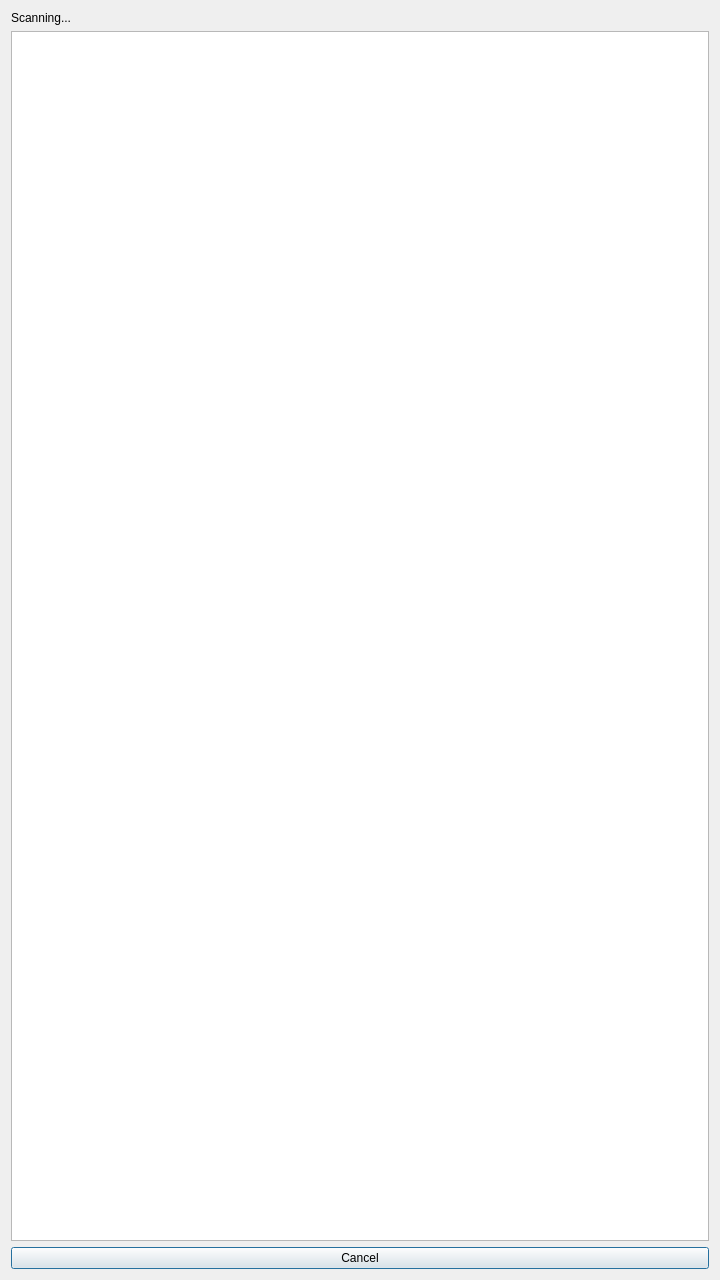
First picture: the form in remoteselector.ui, repository dbuhon/KeepItSecret, before the edit.
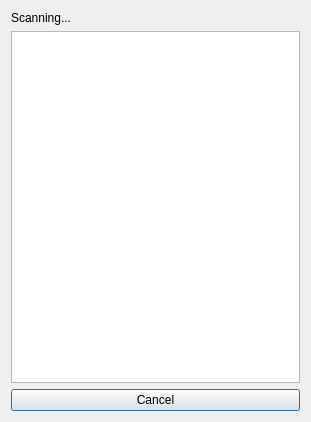
Second picture: the form after the edit.

The edit to the form file:
```diff
--- a/remoteselector.ui
+++ b/remoteselector.ui
@@ -6,8 +6,8 @@
    <rect>
     <x>0</x>
     <y>0</y>
-    <width>720</width>
-    <height>1280</height>
+    <width>311</width>
+    <height>422</height>
    </rect>
   </property>
   <property name="windowTitle">
```
